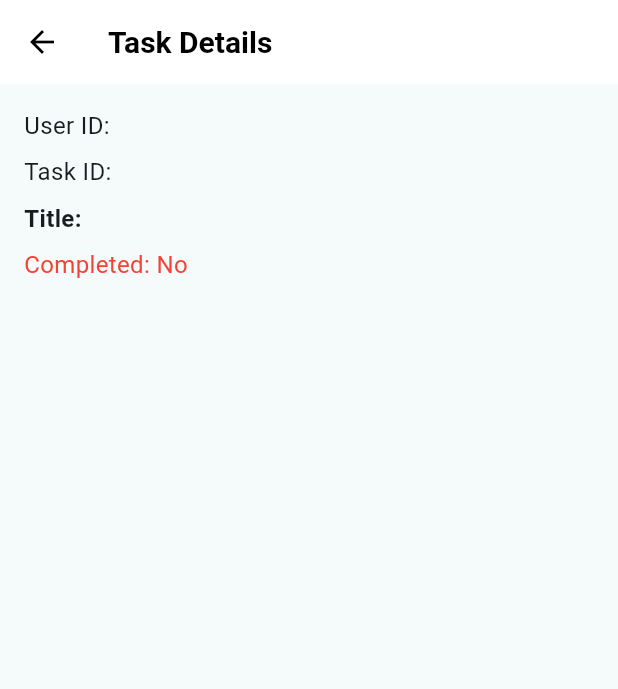
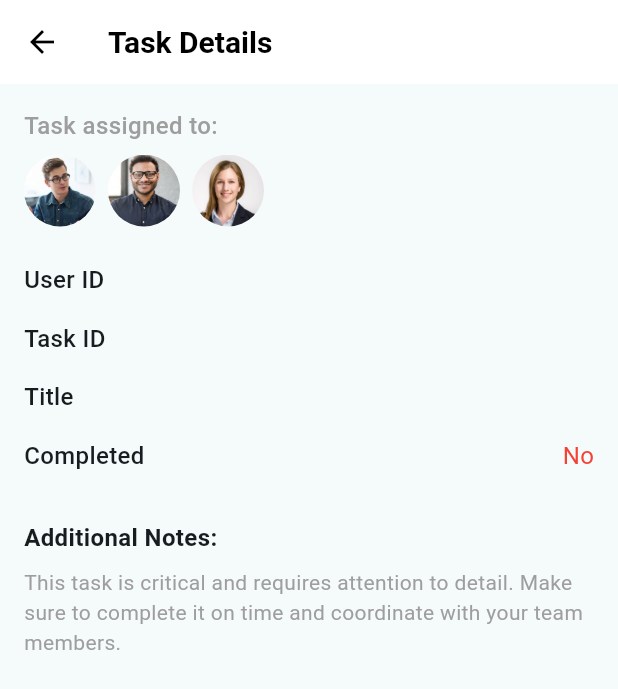
Before and after one commit to mohdshahzil/task_manager, a Flutter app: the TaskDetailsScreen screen opened directly with empty values, on a phone screen of 412 x 824 dp. Shown: the top 689 px of the screen. Run offline on Flutter 3.47's test engine with Material 3 defaults, Android fonts, the phone set to English and light mode, and no system bars; network calls fail.

Commit message:
task details screen added

```diff
--- a/lib/screens/task_details_screen.dart
+++ b/lib/screens/task_details_screen.dart
@@ -23,36 +23,94 @@ class TaskDetailsScreen extends StatelessWidget {
           onPressed: () => Navigator.pop(context),
         ),
       ),
-      body: Padding(
+      body: SingleChildScrollView(
         padding: const EdgeInsets.all(16.0),
         child: Column(
           crossAxisAlignment: CrossAxisAlignment.start,
           children: [
-            Text(
-              'User ID: ${task['userId']}',
-              style: const TextStyle(fontSize: 16),
+            // Task assigned avatars at the top
+            const Text(
+              'Task assigned to:',
+              style: TextStyle(
+                fontSize: 16,
+                fontWeight: FontWeight.w500,
+                color: Colors.grey,
+              ),
             ),
             const SizedBox(height: 8),
-            Text(
-              'Task ID: ${task['id']}',
-              style: const TextStyle(fontSize: 16),
+            Row(
+              children: [
+                _buildAvatar('assets/images/avatar1.png'),
+                _buildAvatar('assets/images/avatar2.png'),
+                _buildAvatar('assets/images/avatar3.png'),
+              ],
+            ),
+            const SizedBox(height: 24),
+
+            // Task details
+            _buildDetailRow('User ID', task['userId'].toString()),
+            const SizedBox(height: 16),
+            _buildDetailRow('Task ID', task['id'].toString()),
+            const SizedBox(height: 16),
+            _buildDetailRow('Title', task['title']),
+            const SizedBox(height: 16),
+            _buildDetailRow(
+              'Completed',
+              task['completed'] ? "Yes" : "No",
+              valueColor: task['completed'] ? Colors.green : Colors.red,
+            ),
+            const SizedBox(height: 32),
+
+            // Additional Information
+            const Text(
+              'Additional Notes:',
+              style: TextStyle(
+                fontSize: 16,
+                fontWeight: FontWeight.bold,
+              ),
             ),
             const SizedBox(height: 8),
-            Text(
-              'Title: ${task['title']}',
-              style: const TextStyle(fontSize: 16, fontWeight: FontWeight.bold),
-            ),
-            const SizedBox(height: 8),
-            Text(
-              'Completed: ${task['completed'] ? "Yes" : "No"}',
-              style: TextStyle(
-                fontSize: 16,
-                color: task['completed'] ? Colors.green : Colors.red,
-              ),
+            const Text(
+              'This task is critical and requires attention to detail. Make sure to complete it on time and coordinate with your team members.',
+              style: TextStyle(fontSize: 14, color: Colors.grey),
             ),
           ],
         ),
       ),
     );
   }
+
+  Widget _buildDetailRow(String label, String value, {Color? valueColor}) {
+    return Row(
+      mainAxisAlignment: MainAxisAlignment.spaceBetween,
+      children: [
+        Text(
+          label,
+          style: const TextStyle(
+            fontSize: 16,
+            fontWeight: FontWeight.w500,
+          ),
+        ),
+        Text(
+          value,
+          style: TextStyle(
+            fontSize: 16,
+            fontWeight: FontWeight.w400,
+            color: valueColor ?? Colors.black,
+          ),
+        ),
+      ],
+    );
+  }
+
+  Widget _buildAvatar(String imagePath) {
+    return Padding(
+      padding: const EdgeInsets.only(right: 8.0),
+      child: CircleAvatar(
+        radius: 24,
+        backgroundImage: AssetImage(imagePath),
+        backgroundColor: Colors.white,
+      ),
+    );
+  }
 }
```
